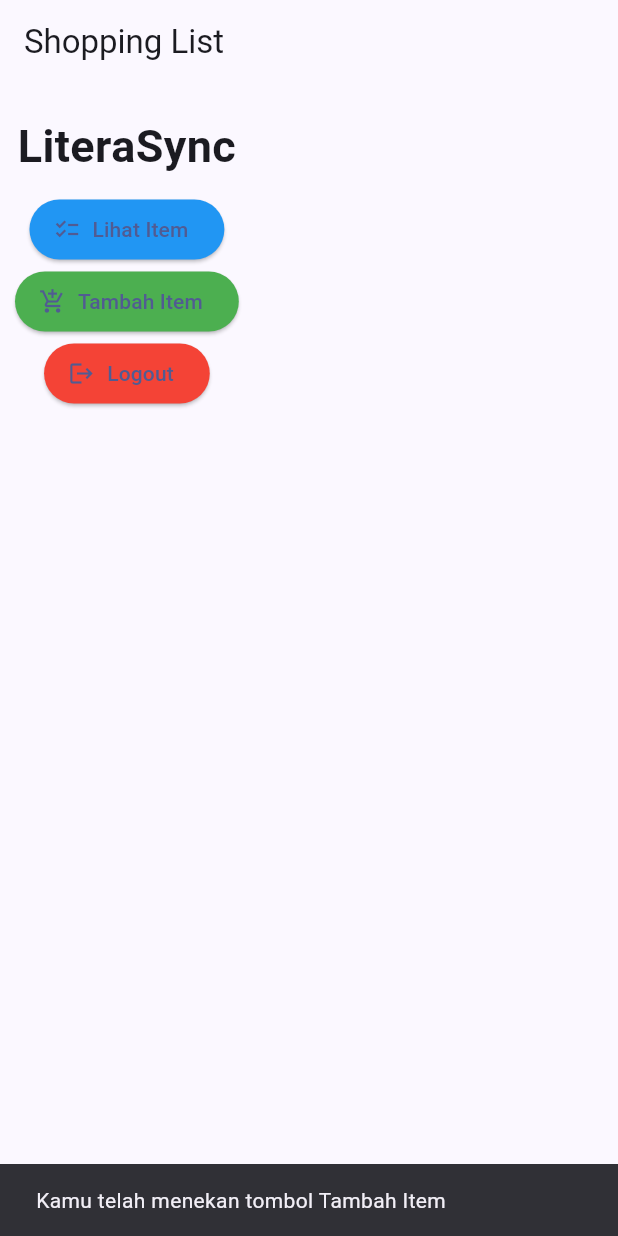
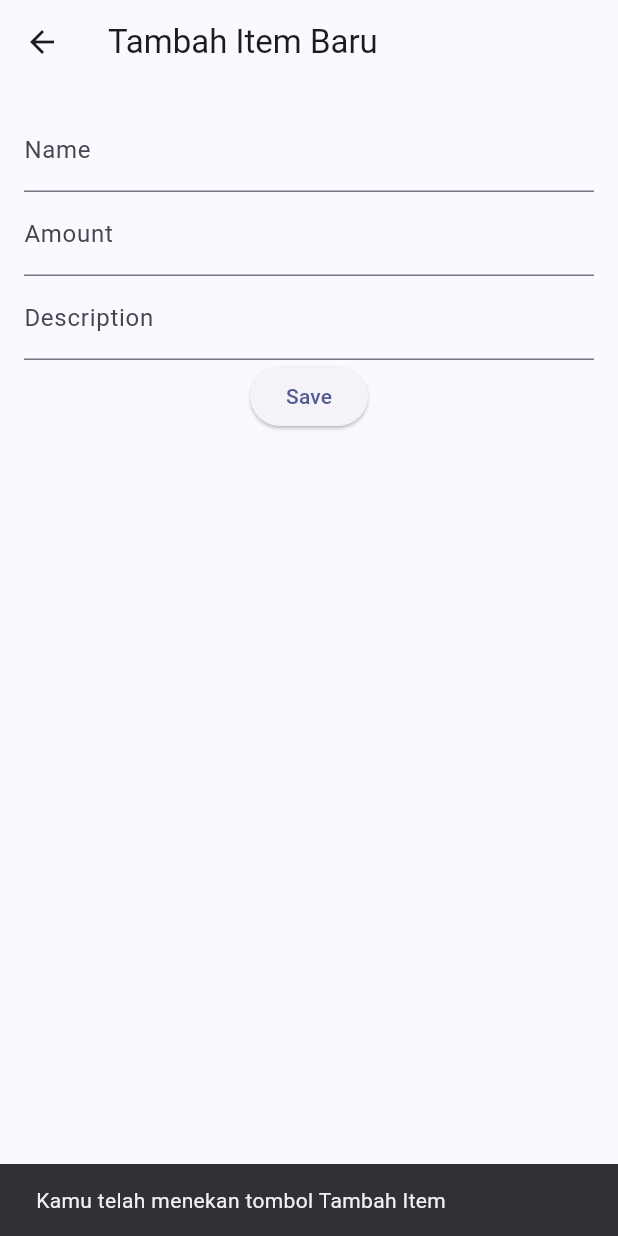
Before and after one commit to fikriwahab/LiteraSync-mobile, a Flutter app: the screen it shows after launch, after a tap on "Tambah Item", on a phone screen of 412 x 824 dp. Run offline on Flutter 3.47's test engine with Material 2 defaults, Android fonts, the phone set to English and light mode, and no system bars.

Commit message:
Update Tugas 8

```diff
--- a/lib/main.dart
+++ b/lib/main.dart
@@ -1,12 +1,14 @@
 import 'package:flutter/material.dart';
-import 'package:literasync/menu.dart';
+import 'package:literasync/screens/my_home_page.dart';
+import 'package:literasync/screens/add_item_page.dart';
+import 'package:literasync/screens/item_list_page.dart';
 
 void main() {
-  runApp(const MyApp());
+  runApp(MyApp());
 }
 
 class MyApp extends StatelessWidget {
-  const MyApp({super.key});
+  MyApp({Key? key}) : super(key: key);
 
   @override
   Widget build(BuildContext context) {
@@ -17,6 +19,10 @@
         useMaterial3: true,
       ),
       home: MyHomePage(),
+      routes: {
+        '/addItem': (context) => AddItemPage(), // Hapus const dari sini
+        '/itemList': (context) => ItemListPage(), // Hapus const dari sini
+      },
     );
   }
 }
--- /dev/null
+++ b/lib/models/item.dart
@@ -0,0 +1,7 @@
+class Item {
+  final String name;
+  final int amount;
+  final String description;
+
+  Item({required this.name, required this.amount, required this.description});
+}
--- /dev/null
+++ b/lib/screens/add_item_page.dart
@@ -0,0 +1,94 @@
+import 'package:flutter/material.dart';
+
+// Halaman formulir tambah item baru (Checklist 1)
+class AddItemPage extends StatefulWidget {
+  const AddItemPage({Key? key}) : super(key: key);
+
+  @override
+  _AddItemPageState createState() => _AddItemPageState();
+}
+
+class _AddItemPageState extends State<AddItemPage> {
+  final _formKey = GlobalKey<FormState>();
+  String name = '';
+  int amount = 0;
+  String description = '';
+
+  @override
+  Widget build(BuildContext context) {
+    return Scaffold(
+      appBar: AppBar(
+        title: Text('Tambah Item Baru'),
+      ),
+      body: Form(
+        key: _formKey,
+        child: Padding(
+          padding: EdgeInsets.all(16.0),
+          child: Column(
+            children: [
+              TextFormField(
+                decoration: InputDecoration(labelText: 'Name'),
+                validator: (value) {
+                  if (value == null || value.isEmpty) {
+                    return 'Please enter a name';
+                  }
+                  return null;
+                },
+                onSaved: (value) => name = value!,
+              ),
+              TextFormField(
+                decoration: InputDecoration(labelText: 'Amount'),
+                keyboardType: TextInputType.number,
+                validator: (value) {
+                  if (value == null || value.isEmpty) {
+                    return 'Please enter an amount';
+                  }
+                  if (int.tryParse(value) == null) {
+                    return 'Please enter a valid number';
+                  }
+                  return null;
+                },
+                onSaved: (value) => amount = int.parse(value!),
+              ),
+              TextFormField(
+                decoration: InputDecoration(labelText: 'Description'),
+                validator: (value) {
+                  if (value == null || value.isEmpty) {
+                    return 'Please enter a description';
+                  }
+                  return null;
+                },
+                onSaved: (value) => description = value!,
+              ),
+              // Tombol Save (Checklist 1b)
+              ElevatedButton(
+                onPressed: () {
+                  if (_formKey.currentState!.validate()) {
+                    _formKey.currentState!.save();
+                    // Menampilkan data dalam pop-up (Checklist 1c dan Bonus)
+                    showDialog(
+                      context: context,
+                      builder: (context) {
+                        return AlertDialog(
+                          title: Text('Item Data'),
+                          content: Text('Name: $name\nAmount: $amount\nDescription: $description'),
+                          actions: [
+                            TextButton(
+                              onPressed: () => Navigator.of(context).pop(),
+                              child: Text('OK'),
+                            ),
+                          ],
+                        );
+                      },
+                    );
+                  }
+                },
+                child: Text('Save'),
+              ),
+            ],
+          ),
+        ),
+      ),
+    );
+  }
+}
--- a/lib/menu.dart
+++ b/lib/screens/my_home_page.dart
@@ -1,24 +1,6 @@
 import 'package:flutter/material.dart';
-
-void main() {
-  runApp(const MyApp());
-}
-
-class MyApp extends StatelessWidget {
-  const MyApp({super.key});
-
-  @override
-  Widget build(BuildContext context) {
-    return MaterialApp(
-      title: 'Flutter Demo',
-      theme: ThemeData(
-        colorScheme: ColorScheme.fromSeed(seedColor: Colors.indigo),
-        useMaterial3: true,
-      ),
-      home: MyHomePage(),
-    );
-  }
-}
+import 'package:literasync/screens/add_item_page.dart'; // Impor AddItemPage
+import 'package:literasync/screens/item_list_page.dart'; // Impor ItemListPage
 
 class MyHomePage extends StatelessWidget {
   MyHomePage({Key? key}) : super(key: key);
@@ -27,7 +9,53 @@
   Widget build(BuildContext context) {
     return Scaffold(
       appBar: AppBar(
-        title: const Text('Shopping List'),
+        title: const Text('LiteraSync'),
+      ),
+      // Implementasi Drawer (Checklist 4)
+      drawer: Drawer(
+        child: ListView(
+          padding: EdgeInsets.zero,
+          children: <Widget>[
+            DrawerHeader(
+              decoration: BoxDecoration(
+                color: Colors.indigo,
+              ),
+              child: Text(
+                'Menu',
+                style: TextStyle(
+                  color: Colors.white,
+                  fontSize: 24,
+                ),
+              ),
+            ),
+            // Opsi Halaman Utama (Checklist 4b)
+            ListTile(
+              leading: Icon(Icons.home),
+              title: Text('Halaman Utama'),
+              onTap: () {
+                Navigator.pop(context); // Tutup drawer
+              },
+            ),
+            // Opsi Tambah Item (Checklist 4c)
+            ListTile(
+              leading: Icon(Icons.add),
+              title: Text('Tambah Item'),
+              onTap: () {
+                Navigator.pop(context); // Tutup drawer
+                Navigator.push(context, MaterialPageRoute(builder: (context) => AddItemPage()));
+              },
+            ),
+            // Opsi Lihat Produk (Bonus 2)
+            ListTile(
+              leading: Icon(Icons.list),
+              title: Text('Lihat Produk'),
+              onTap: () {
+                Navigator.pop(context); // Tutup drawer
+                Navigator.push(context, MaterialPageRoute(builder: (context) => ItemListPage()));
+              },
+            ),
+          ],
+        ),
       ),
       body: SingleChildScrollView(
         child: Padding(
@@ -47,34 +75,41 @@
               ),
               Column(
                 children: [
+                  // Tombol Lihat Item (Bonus 2)
                   ElevatedButton.icon(
                     onPressed: () {
+                      // Menampilkan SnackBar
                       ScaffoldMessenger.of(context).showSnackBar(
                         SnackBar(
                           content: Text("Kamu telah menekan tombol Lihat Item"),
                         ),
                       );
+                      Navigator.push(context, MaterialPageRoute(builder: (context) => ItemListPage()));
                     },
                     icon: Icon(Icons.checklist),
                     label: Text("Lihat Item"),
                     style: ElevatedButton.styleFrom(
-                      primary: Colors.blue, // Warna latar belakang untuk "Lihat Item"
+                      primary: Colors.blue,
                     ),
                   ),
+                  // Tombol Tambah Item (Checklist 2)
                   ElevatedButton.icon(
                     onPressed: () {
+                      // Menampilkan SnackBar
                       ScaffoldMessenger.of(context).showSnackBar(
                         SnackBar(
                           content: Text("Kamu telah menekan tombol Tambah Item"),
                         ),
                       );
+                      Navigator.push(context, MaterialPageRoute(builder: (context) => const AddItemPage()));
                     },
                     icon: Icon(Icons.add_shopping_cart),
                     label: Text("Tambah Item"),
                     style: ElevatedButton.styleFrom(
-                      primary: Colors.green, // Warna latar belakang untuk "Tambah Item"
+                      primary: Colors.green,
                     ),
                   ),
+                  // Tombol Logout
                   ElevatedButton.icon(
                     onPressed: () {
                       ScaffoldMessenger.of(context).showSnackBar(
--- a/pubspec.yaml
+++ b/pubspec.yaml
@@ -30,7 +30,7 @@
 dependencies:
   flutter:
     sdk: flutter
-
+  provider: ^5.0.0 # Gunakan versi terbaru
 
   # The following adds the Cupertino Icons font to your application.
   # Use with the CupertinoIcons class for iOS style icons.
```
Also changed, not shown: lib/screens/item_list_page.dart (added, +28 -0 lines), pubspec.lock, 1 other file.
